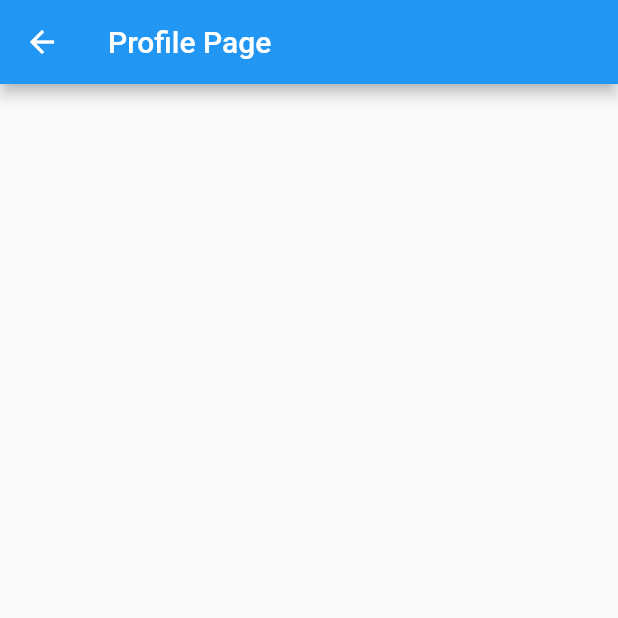
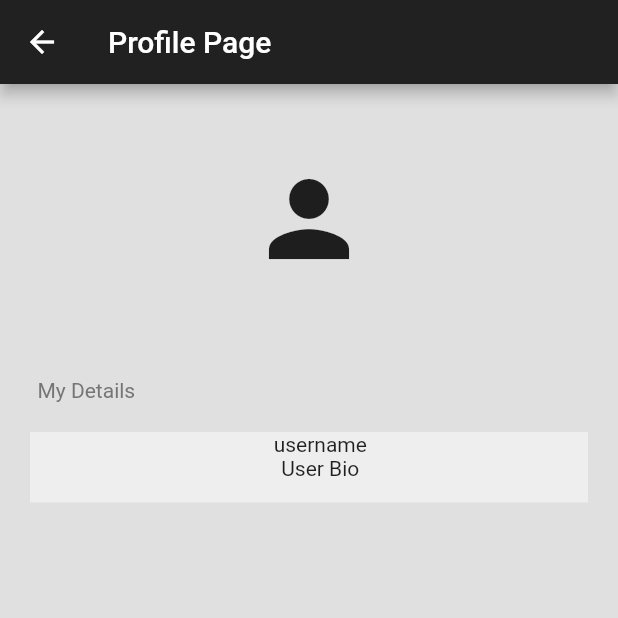
Before and after one commit to padfoot-16/Social-network, a Flutter app: the ProfilePage screen opened directly, on a phone screen of 412 x 824 dp, the top half of it. Run offline on Flutter 3.47's test engine with Material 2 defaults, Android fonts, the phone set to English and light mode, and no system bars; our stand-ins replace cloud_firestore, firebase_auth, firebase_core; accounts and stored records are empty.

Commit message:
profile page

```diff
--- /dev/null
+++ b/lib/components/textbox.dart
@@ -0,0 +1,28 @@
+import 'package:flutter/material.dart';
+
+class MyTextBox extends StatelessWidget {
+  final String text;
+  final String sectionname;
+  const MyTextBox({super.key,
+  required this.text,
+  required this.sectionname,
+  });
+
+  @override
+  Widget build(BuildContext context) {
+    return Container(
+      decoration: BoxDecoration(
+        color: Colors.grey[200],
+      ),
+      padding: EdgeInsets.only(left: 15,bottom: 15),
+      margin: EdgeInsets.only(left: 20,right: 20,top: 20),
+      child: Column(
+        children: [
+          Text(sectionname),
+
+          Text(text),
+        ],
+      ),
+    );
+  }
+}
--- a/lib/pages/homepage.dart
+++ b/lib/pages/homepage.dart
@@ -51,12 +51,6 @@ class _HomepageState extends State<Homepage> {
       appBar: AppBar(
         backgroundColor: Colors.grey[900],
         title: const Text("Welcome To Pulse"),
-        actions: [
-          IconButton(
-            onPressed: signout,
-            icon: const Icon(Icons.logout),
-          )
-        ],
       ),
       drawer: MyDrawer(
         onprofiletap: gotoprofilepage,
--- a/lib/pages/profilepage.dart
+++ b/lib/pages/profilepage.dart
@@ -1,4 +1,6 @@
+import 'package:firebase_auth/firebase_auth.dart';
 import 'package:flutter/material.dart';
+import 'package:socialapp/components/textbox.dart';
 
 class ProfilePage extends StatefulWidget {
   const ProfilePage({super.key});
@@ -8,11 +10,40 @@ class ProfilePage extends StatefulWidget {
 }
 
 class _ProfilePageState extends State<ProfilePage> {
+  final currentuser=FirebaseAuth.instance.currentUser!;
+
   @override
   Widget build(BuildContext context) {
     return Scaffold(
+      backgroundColor: Colors.grey[300],
       appBar: AppBar(
+        backgroundColor: Colors.grey[900],
         title: Text("Profile Page"),
+      ),
+      body: ListView(
+        children: [
+          SizedBox(height: 50,),
+          Icon(Icons.person,size: 80,),
+
+          Text(currentuser.email!,
+          textAlign: TextAlign.center,
+          style: TextStyle(
+            color: Colors.grey[700]
+          ),
+          ),
+          SizedBox(height: 50,),
+          Padding(
+            padding: const EdgeInsets.only(left:25.0),
+            child: Text("My Details",style: TextStyle(
+              color: Colors.grey[600]
+            ),),
+          ),
+
+          MyTextBox(
+            text: 'User Bio',
+           sectionname: 'username')
+
+        ],
       ),
     );
   }
```
Also changed, not shown: lib/components/drawer.dart (+12 -4 lines).
